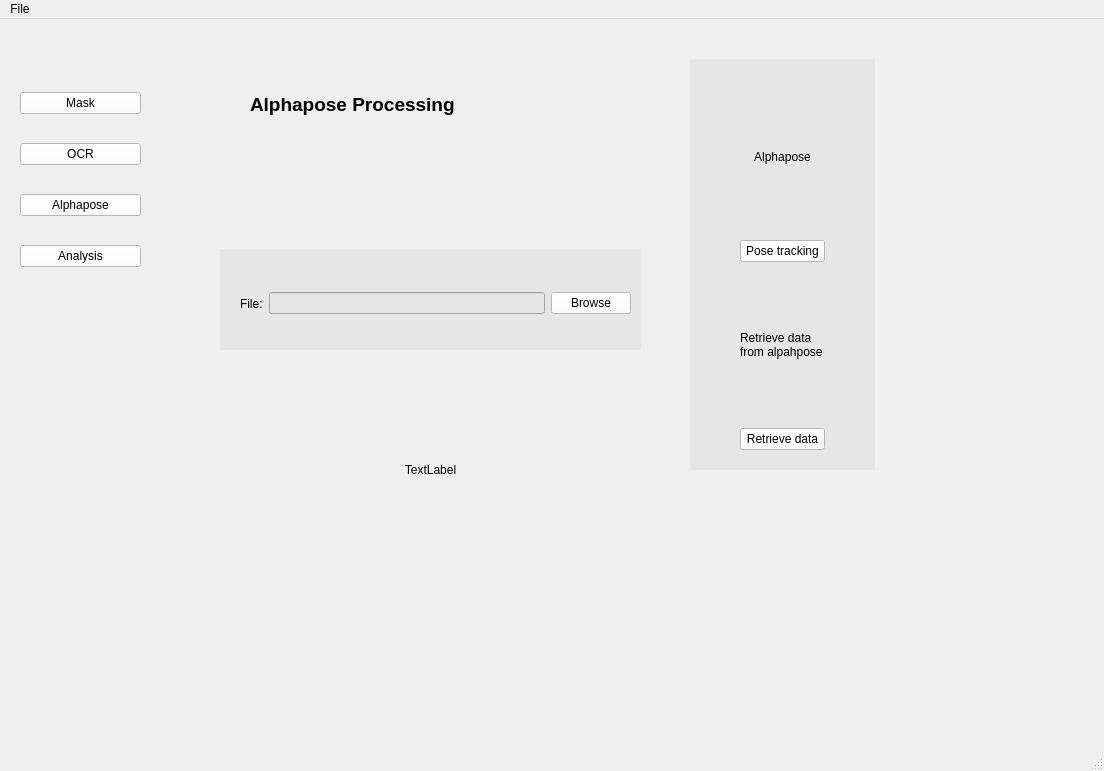
Above: mainWindow.ui from nwhloo99/FencingGUI before the change. Below: the same form after it.
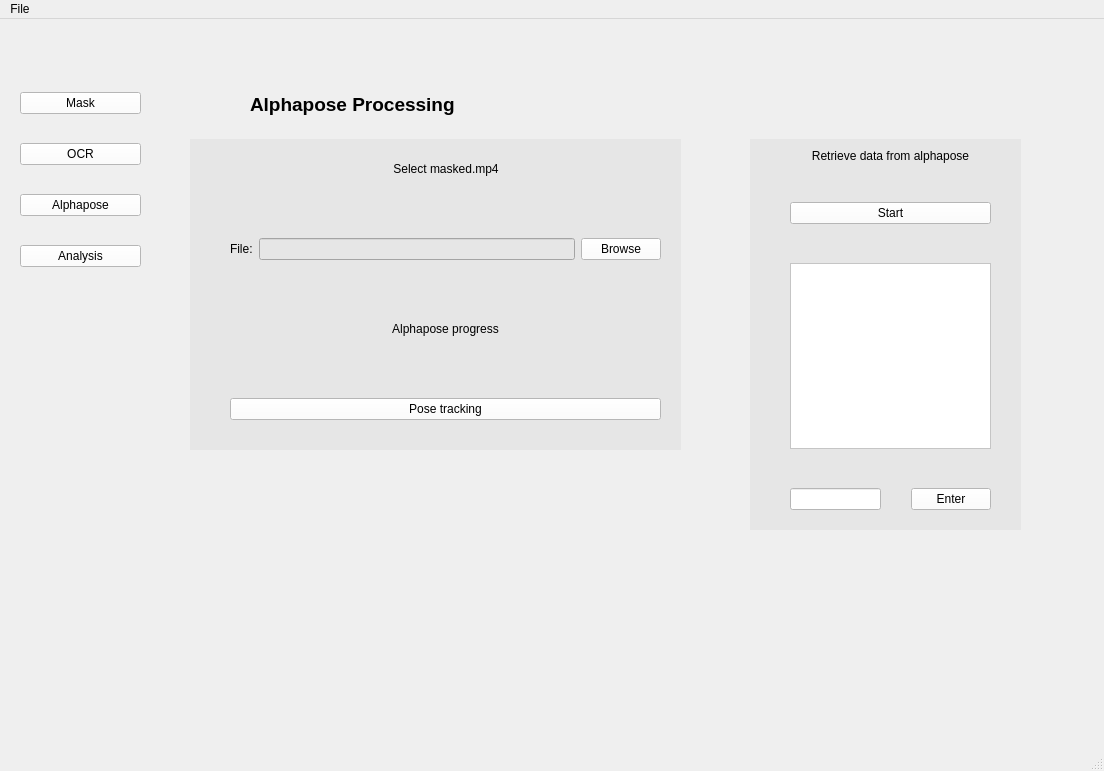
That is the form after the change.

Commit message: Implement retrieval of alphapose results

Patch:
```diff
--- a/mainWindow.ui
+++ b/mainWindow.ui
@@ -19,8 +19,8 @@
      <rect>
       <x>160</x>
       <y>0</y>
-      <width>941</width>
-      <height>741</height>
+      <width>931</width>
+      <height>751</height>
      </rect>
     </property>
     <property name="currentIndex">
@@ -455,10 +455,10 @@
      <widget class="QWidget" name="alphaposeButtons" native="true">
       <property name="geometry">
        <rect>
-        <x>530</x>
-        <y>40</y>
-        <width>185</width>
-        <height>411</height>
+        <x>590</x>
+        <y>120</y>
+        <width>271</width>
+        <height>391</height>
        </rect>
       </property>
       <property name="autoFillBackground">
@@ -470,66 +470,132 @@
       <widget class="QWidget" name="layoutWidget">
        <property name="geometry">
         <rect>
-         <x>50</x>
-         <y>20</y>
-         <width>85</width>
-         <height>371</height>
+         <x>40</x>
+         <y>10</y>
+         <width>201</width>
+         <height>361</height>
         </rect>
        </property>
        <layout class="QVBoxLayout" name="verticalLayout_4">
-        <item>
-         <widget class="QLabel" name="label_7">
-          <property name="text">
-           <string>Alphapose</string>
-          </property>
-          <property name="alignment">
-           <set>Qt::AlignCenter</set>
-          </property>
-         </widget>
-        </item>
-        <item>
-         <widget class="QPushButton" name="performPoseTrackingButton">
-          <property name="styleSheet">
-           <string notr="true">background-color: rgb(255, 255, 255);</string>
-          </property>
-          <property name="text">
-           <string>Pose tracking</string>
-          </property>
-         </widget>
-        </item>
         <item>
          <widget class="QLabel" name="label_8">
           <property name="text">
-           <string>Retrieve data from alpahpose</string>
+           <string>Retrieve data from alphapose</string>
           </property>
           <property name="scaledContents">
            <bool>false</bool>
           </property>
+          <property name="alignment">
+           <set>Qt::AlignCenter</set>
+          </property>
           <property name="wordWrap">
            <bool>true</bool>
           </property>
          </widget>
         </item>
         <item>
-         <widget class="QPushButton" name="retrievePoseTrackingDataButton_2">
+         <spacer name="verticalSpacer_13">
+          <property name="orientation">
+           <enum>Qt::Vertical</enum>
+          </property>
+          <property name="sizeHint" stdset="0">
+           <size>
+            <width>20</width>
+            <height>40</height>
+           </size>
+          </property>
+         </spacer>
+        </item>
+        <item>
+         <widget class="QPushButton" name="retrievePoseTrackingDataButton">
           <property name="styleSheet">
            <string notr="true">background-color: rgb(255, 255, 255);</string>
           </property>
           <property name="text">
-           <string>Retrieve data</string>
+           <string>Start</string>
           </property>
          </widget>
         </item>
+        <item>
+         <spacer name="verticalSpacer_10">
+          <property name="orientation">
+           <enum>Qt::Vertical</enum>
+          </property>
+          <property name="sizeHint" stdset="0">
+           <size>
+            <width>20</width>
+            <height>40</height>
+           </size>
+          </property>
+         </spacer>
+        </item>
+        <item>
+         <widget class="QTextEdit" name="retrievePoseTrackingOutput">
+          <property name="styleSheet">
+           <string notr="true">background-color: rgb(255, 255, 255);</string>
+          </property>
+          <property name="readOnly">
+           <bool>true</bool>
+          </property>
+         </widget>
+        </item>
+        <item>
+         <spacer name="verticalSpacer_14">
+          <property name="orientation">
+           <enum>Qt::Vertical</enum>
+          </property>
+          <property name="sizeHint" stdset="0">
+           <size>
+            <width>20</width>
+            <height>40</height>
+           </size>
+          </property>
+         </spacer>
+        </item>
+        <item>
+         <layout class="QHBoxLayout" name="horizontalLayout_9">
+          <item>
+           <widget class="QLineEdit" name="retrievePoseTrackingCommandLine">
+            <property name="styleSheet">
+             <string notr="true">background-color: rgb(255, 255, 255);</string>
+            </property>
+           </widget>
+          </item>
+          <item>
+           <spacer name="horizontalSpacer_9">
+            <property name="orientation">
+             <enum>Qt::Horizontal</enum>
+            </property>
+            <property name="sizeHint" stdset="0">
+             <size>
+              <width>40</width>
+              <height>20</height>
+             </size>
+            </property>
+           </spacer>
+          </item>
+          <item>
+           <widget class="QPushButton" name="retrievePoseTrackingSendButton">
+            <property name="styleSheet">
+             <string notr="true">background-color: rgb(255, 255, 255);</string>
+            </property>
+            <property name="text">
+             <string>Enter</string>
+            </property>
+           </widget>
+          </item>
+         </layout>
+        </item>
        </layout>
       </widget>
      </widget>
      <widget class="QWidget" name="importVideoBar" native="true">
       <property name="geometry">
        <rect>
-        <x>60</x>
-        <y>230</y>
-        <width>421</width>
-        <height>101</height>
+        <x>30</x>
+        <y>120</y>
+        <width>491</width>
+        <height>311</height>
        </rect>
       </property>
       <property name="styleSheet">
@@ -538,30 +604,169 @@
       <widget class="QWidget" name="layoutWidget">
        <property name="geometry">
         <rect>
-         <x>20</x>
+         <x>40</x>
          <y>20</y>
-         <width>391</width>
-         <height>69</height>
+         <width>431</width>
+         <height>261</height>
         </rect>
        </property>
-       <layout class="QHBoxLayout" name="horizontalLayout_2">
+       <layout class="QVBoxLayout" name="verticalLayout_6">
         <item>
-         <widget class="QLabel" name="label_5">
-          <property name="text">
-           <string>File:</string>
+         <layout class="QHBoxLayout" name="horizontalLayout_8">
+          <item>
+           <spacer name="horizontalSpacer_7">
+            <property name="orientation">
+             <enum>Qt::Horizontal</enum>
+            </property>
+            <property name="sizeHint" stdset="0">
+             <size>
+              <width>40</width>
+              <height>20</height>
+             </size>
+            </property>
+           </spacer>
+          </item>
+          <item>
+           <widget class="QLabel" name="label_10">
+            <property name="text">
+             <string>Select masked.mp4</string>
+            </property>
+            <property name="alignment">
+             <set>Qt::AlignCenter</set>
+            </property>
+            <property name="wordWrap">
+             <bool>true</bool>
+            </property>
+           </widget>
+          </item>
+          <item>
+           <spacer name="horizontalSpacer_8">
+            <property name="orientation">
+             <enum>Qt::Horizontal</enum>
+            </property>
+            <property name="sizeHint" stdset="0">
+             <size>
+              <width>40</width>
+              <height>20</height>
+             </size>
+            </property>
+           </spacer>
+          </item>
+         </layout>
+        </item>
+        <item>
+         <spacer name="verticalSpacer_16">
+          <property name="orientation">
+           <enum>Qt::Vertical</enum>
           </property>
-         </widget>
+          <property name="sizeHint" stdset="0">
+           <size>
+            <width>20</width>
+            <height>40</height>
+           </size>
+          </property>
+         </spacer>
         </item>
         <item>
-         <widget class="QLineEdit" name="lineEdit_3"/>
+         <layout class="QHBoxLayout" name="horizontalLayout_2">
+          <item>
+           <widget class="QLabel" name="label_5">
+            <property name="text">
+             <string>File:</string>
+            </property>
+           </widget>
+          </item>
+          <item>
+           <widget class="QLineEdit" name="lineEdit_3"/>
+          </item>
+          <item>
+           <widget class="QPushButton" name="browse_file_btn_3">
+            <property name="styleSheet">
+             <string notr="true">background-color: rgb(255, 255, 255);</string>
+            </property>
+            <property name="text">
+             <string>Browse</string>
+            </property>
+           </widget>
+          </item>
+         </layout>
         </item>
         <item>
-         <widget class="QPushButton" name="browse_file_btn_3">
+         <spacer name="verticalSpacer_15">
+          <property name="orientation">
+           <enum>Qt::Vertical</enum>
+          </property>
+          <property name="sizeHint" stdset="0">
+           <size>
+            <width>20</width>
+            <height>40</height>
+           </size>
+          </property>
+         </spacer>
+        </item>
+        <item>
+         <layout class="QHBoxLayout" name="horizontalLayout_7">
+          <item>
+           <spacer name="horizontalSpacer_5">
+            <property name="orientation">
+             <enum>Qt::Horizontal</enum>
+            </property>
+            <property name="sizeHint" stdset="0">
+             <size>
+              <width>40</width>
+              <height>20</height>
+             </size>
+            </property>
+           </spacer>
+          </item>
+          <item>
+           <widget class="QLabel" name="label_4">
+            <property name="text">
+             <string>Alphapose progress</string>
+            </property>
+            <property name="alignment">
+             <set>Qt::AlignCenter</set>
+            </property>
+            <property name="wordWrap">
+             <bool>true</bool>
+            </property>
+           </widget>
+          </item>
+          <item>
+           <spacer name="horizontalSpacer_6">
+            <property name="orientation">
+             <enum>Qt::Horizontal</enum>
+            </property>
+            <property name="sizeHint" stdset="0">
+             <size>
+              <width>40</width>
+              <height>20</height>
+             </size>
+            </property>
+           </spacer>
+          </item>
+         </layout>
+        </item>
+        <item>
+         <spacer name="verticalSpacer_11">
+          <property name="orientation">
+           <enum>Qt::Vertical</enum>
+          </property>
+          <property name="sizeHint" stdset="0">
+           <size>
+            <width>20</width>
+            <height>40</height>
+           </size>
+          </property>
+         </spacer>
+        </item>
+        <item>
+         <widget class="QPushButton" name="performPoseTrackingButton">
           <property name="styleSheet">
            <string notr="true">background-color: rgb(255, 255, 255);</string>
           </property>
           <property name="text">
-           <string>Browse</string>
+           <string>Pose tracking</string>
           </property>
          </widget>
         </item>
@@ -586,22 +791,6 @@
       </property>
       <property name="text">
        <string>Alphapose Processing</string>
-      </property>
-     </widget>
-     <widget class="QLabel" name="label_4">
-      <property name="geometry">
-       <rect>
-        <x>130</x>
-        <y>340</y>
-        <width>281</width>
-        <height>221</height>
-       </rect>
-      </property>
-      <property name="text">
-       <string>TextLabel</string>
-      </property>
-      <property name="alignment">
-       <set>Qt::AlignCenter</set>
       </property>
       <property name="wordWrap">
        <bool>true</bool>
```
The commit also changes 3 other files.
